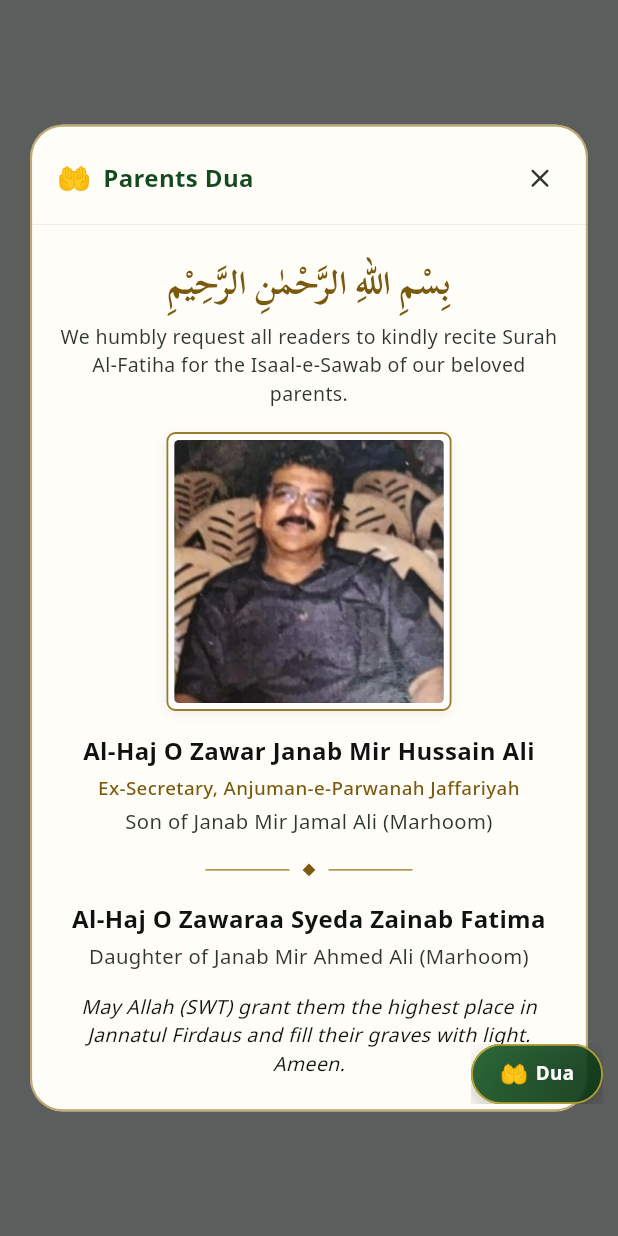
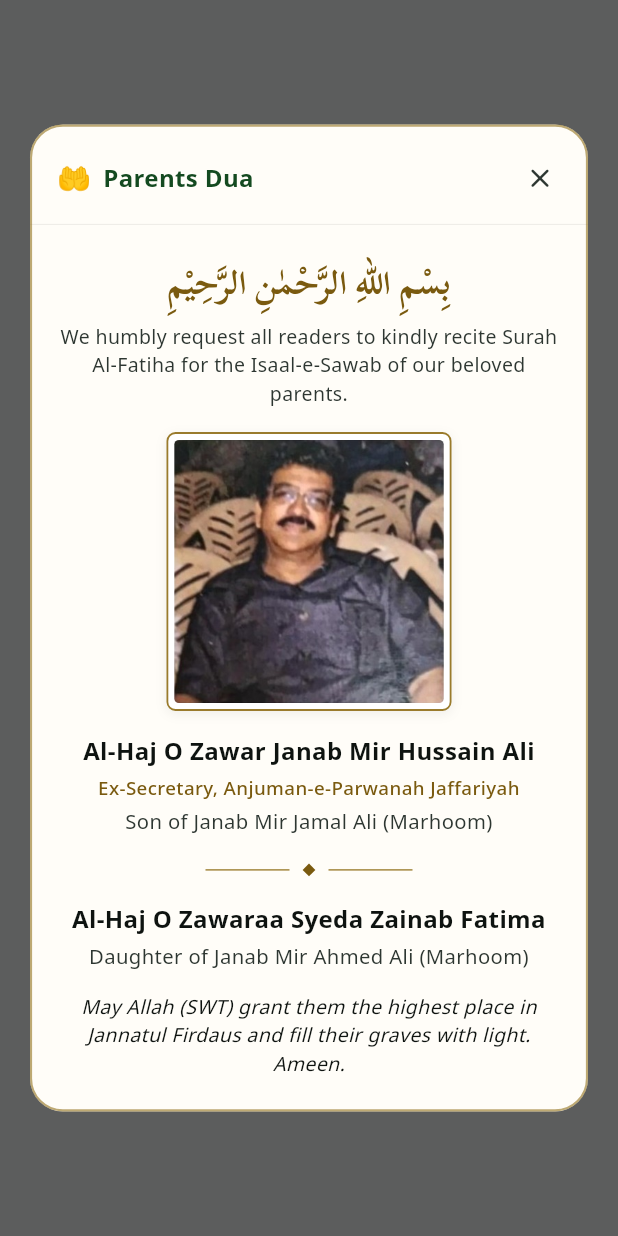
Before and after one commit to Abobker85/ChiraagEAzaa, a Flutter app: the screen it shows after launch, after a tap on "Dua", on a phone screen of 412 x 824 dp. Run offline on Flutter 3.47's test engine with Material 3 defaults, Android fonts, the phone set to English and light mode, and no system bars; our stand-ins replace firebase_core, firebase_messaging, flutter_html, flutter_local_notifications, sqflite, sqflite_common_ffi_web; accounts and stored records are empty.

Commit message:
fix(ui): hide Dua bubble while Parents Dua dialog is open and use crisp gold icon

```diff
--- a/lib/widgets/parents_dua_bubble.dart
+++ b/lib/widgets/parents_dua_bubble.dart
@@ -107,6 +107,8 @@ class _ParentsDuaBubbleState extends State<ParentsDuaBubble> {
 
   @override
   Widget build(BuildContext context) {
+    if (_dialogOpen) return const SizedBox.shrink();
+
     final media = MediaQuery.of(context);
     final size = media.size;
     final padding = media.padding;
@@ -183,7 +185,11 @@ class _ParentsDuaBubbleState extends State<ParentsDuaBubble> {
                 child: const Row(
                   mainAxisAlignment: MainAxisAlignment.center,
                   children: [
-                    Text('🤲', style: TextStyle(fontSize: 15)),
+                    Icon(
+                      Icons.volunteer_activism_rounded,
+                      size: 16,
+                      color: AppTheme.gold,
+                    ),
                     SizedBox(width: 5),
                     Text(
                       'Dua',
```
